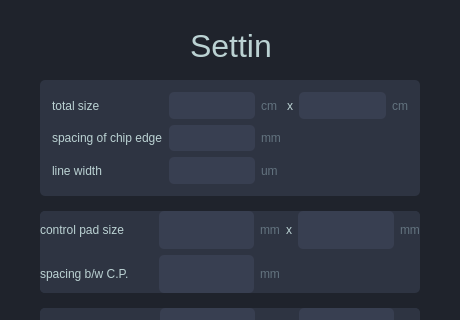
Above: chip_setting.ui from pandix73/qtgraphics before the change; both pictures show x 0 to 460 and y 0 to 320 of the 460 by 500 pixel window. Below: the same form after it.
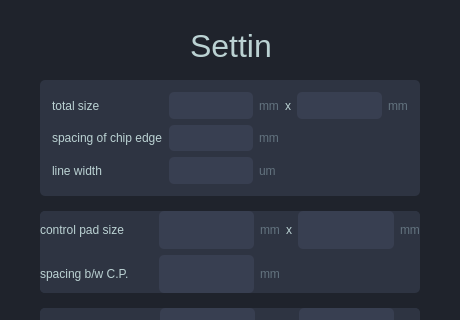
That is the form after the change.

What changed in the file:
```diff
--- a/chip_setting.ui
+++ b/chip_setting.ui
@@ -389,7 +389,7 @@
 </string>
       </property>
       <property name="text">
-       <string>cm</string>
+       <string>mm</string>
       </property>
      </widget>
     </item>
@@ -468,7 +468,7 @@
 </string>
       </property>
       <property name="text">
-       <string>cm</string>
+       <string>mm</string>
       </property>
      </widget>
     </item>
```
